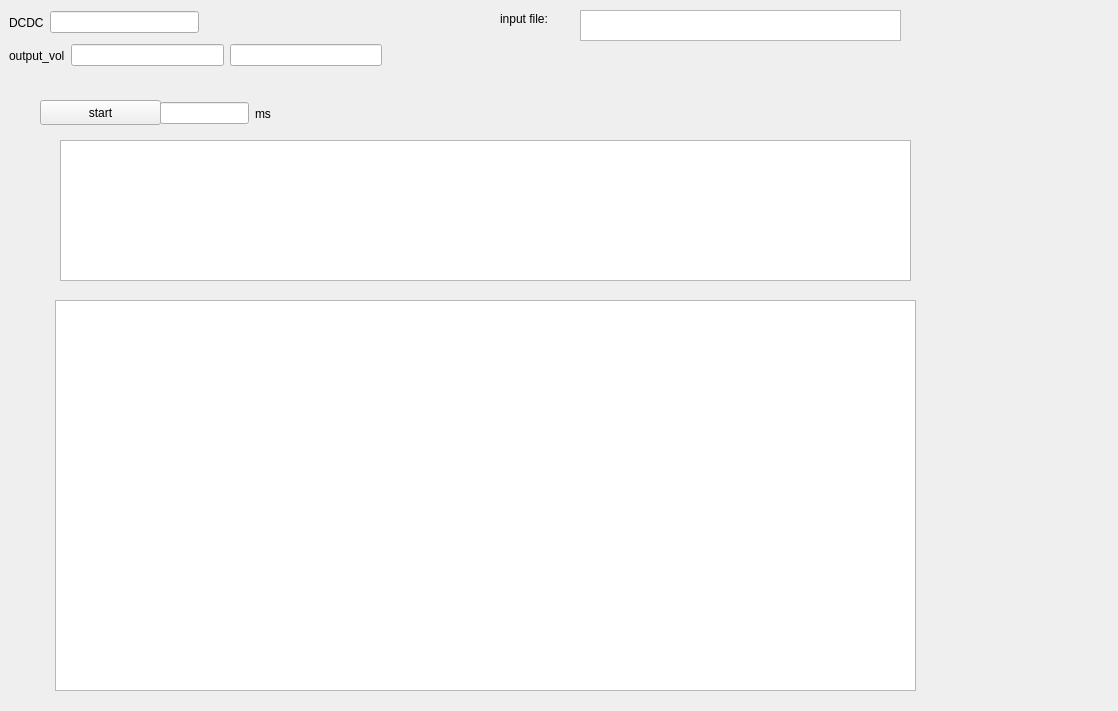
First picture: the form in widget.ui, repository pzl123/drogfile, before the edit.
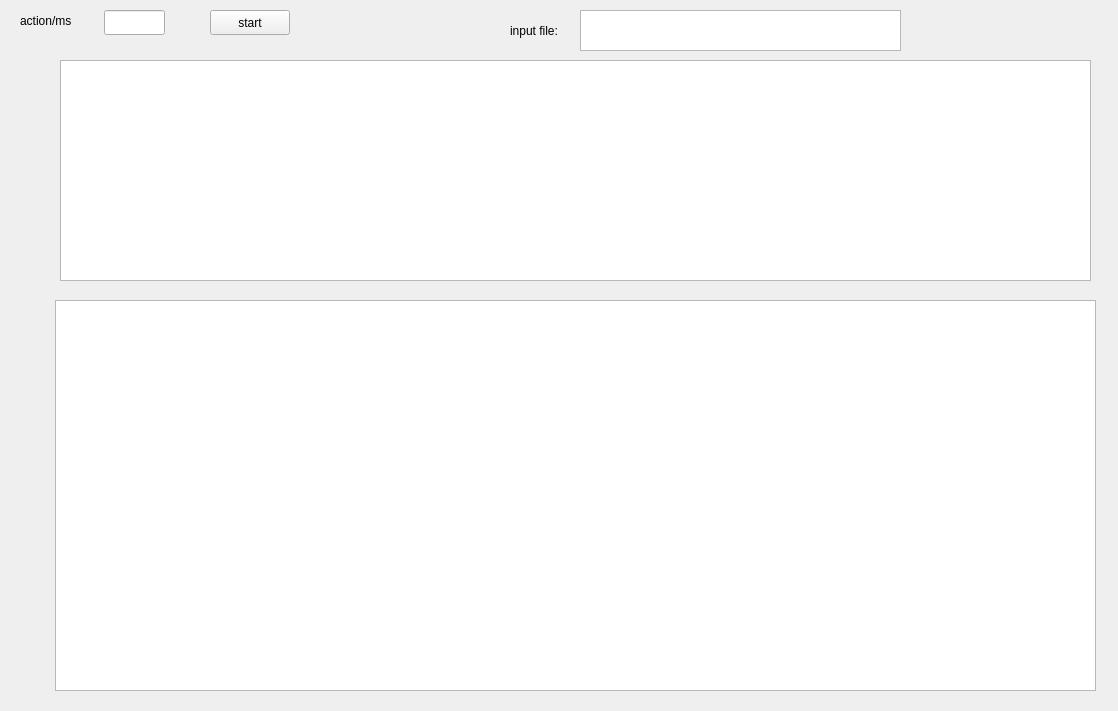
Second picture: the form after the edit.

Diff of the .ui file:
```diff
--- a/widget.ui
+++ b/widget.ui
@@ -13,60 +13,13 @@
   <property name="windowTitle">
    <string>Widget</string>
   </property>
-  <widget class="QWidget" name="layoutWidget">
-   <property name="geometry">
-    <rect>
-     <x>9</x>
-     <y>9</y>
-     <width>190</width>
-     <height>27</height>
-    </rect>
-   </property>
-   <layout class="QHBoxLayout" name="horizontalLayout_3">
-    <item>
-     <widget class="QLabel" name="DCDC_ID_label">
-      <property name="text">
-       <string>DCDC</string>
-      </property>
-     </widget>
-    </item>
-    <item>
-     <widget class="QLineEdit" name="dcdc_id_lineEdit"/>
-    </item>
-   </layout>
-  </widget>
-  <widget class="QWidget" name="layoutWidget">
-   <property name="geometry">
-    <rect>
-     <x>9</x>
-     <y>42</y>
-     <width>373</width>
-     <height>27</height>
-    </rect>
-   </property>
-   <layout class="QHBoxLayout" name="horizontalLayout">
-    <item>
-     <widget class="QLabel" name="label">
-      <property name="text">
-       <string>output_vol</string>
-      </property>
-     </widget>
-    </item>
-    <item>
-     <widget class="QLineEdit" name="get_output_vol_lineEdit"/>
-    </item>
-    <item>
-     <widget class="QLineEdit" name="set_output_vol_lineEdit"/>
-    </item>
-   </layout>
-  </widget>
   <widget class="QPlainTextEdit" name="showplainTextEdit">
    <property name="geometry">
     <rect>
      <x>580</x>
      <y>10</y>
      <width>321</width>
-     <height>31</height>
+     <height>41</height>
     </rect>
    </property>
    <property name="verticalScrollBarPolicy">
@@ -76,26 +29,13 @@
     <enum>QAbstractScrollArea::AdjustToContentsOnFirstShow</enum>
    </property>
   </widget>
-  <widget class="QPushButton" name="startpushButton">
-   <property name="geometry">
-    <rect>
-     <x>40</x>
-     <y>100</y>
-     <width>121</width>
-     <height>25</height>
-    </rect>
-   </property>
-   <property name="text">
-    <string>start</string>
-   </property>
-  </widget>
   <widget class="QLabel" name="label_4">
    <property name="geometry">
     <rect>
-     <x>500</x>
-     <y>10</y>
-     <width>67</width>
-     <height>17</height>
+     <x>510</x>
+     <y>20</y>
+     <width>81</width>
+     <height>21</height>
     </rect>
    </property>
    <property name="text">
@@ -106,44 +46,58 @@
    <property name="geometry">
     <rect>
      <x>60</x>
-     <y>140</y>
-     <width>851</width>
-     <height>141</height>
+     <y>60</y>
+     <width>1031</width>
+     <height>221</height>
     </rect>
    </property>
   </widget>
-  <widget class="QWidget" name="layoutWidget">
-   <property name="geometry">
-    <rect>
-     <x>160</x>
-     <y>100</y>
-     <width>111</width>
-     <height>27</height>
-    </rect>
-   </property>
-   <layout class="QHBoxLayout" name="horizontalLayout_4">
-    <item>
-     <widget class="QLineEdit" name="timelineEdit"/>
-    </item>
-    <item>
-     <widget class="QLabel" name="label_3">
-      <property name="text">
-       <string>ms</string>
-      </property>
-     </widget>
-    </item>
-   </layout>
-  </widget>
   <widget class="QTableView" name="dcdc_msg_tableView">
    <property name="geometry">
     <rect>
      <x>55</x>
      <y>300</y>
-     <width>861</width>
+     <width>1041</width>
      <height>391</height>
     </rect>
    </property>
   </widget>
+  <widget class="QPushButton" name="startpushButton">
+   <property name="geometry">
+    <rect>
+     <x>210</x>
+     <y>10</y>
+     <width>80</width>
+     <height>25</height>
+    </rect>
+   </property>
+   <property name="text">
+    <string>start</string>
+   </property>
+  </widget>
+  <widget class="QLineEdit" name="timelineEdit">
+   <property name="geometry">
+    <rect>
+     <x>104</x>
+     <y>10</y>
+     <width>61</width>
+     <height>25</height>
+    </rect>
+   </property>
+  </widget>
+  <widget class="QLabel" name="label_3">
+   <property name="geometry">
+    <rect>
+     <x>20</x>
+     <y>10</y>
+     <width>81</width>
+     <height>21</height>
+    </rect>
+   </property>
+   <property name="text">
+    <string>action/ms</string>
+   </property>
+  </widget>
  </widget>
  <resources/>
  <connections/>
```
